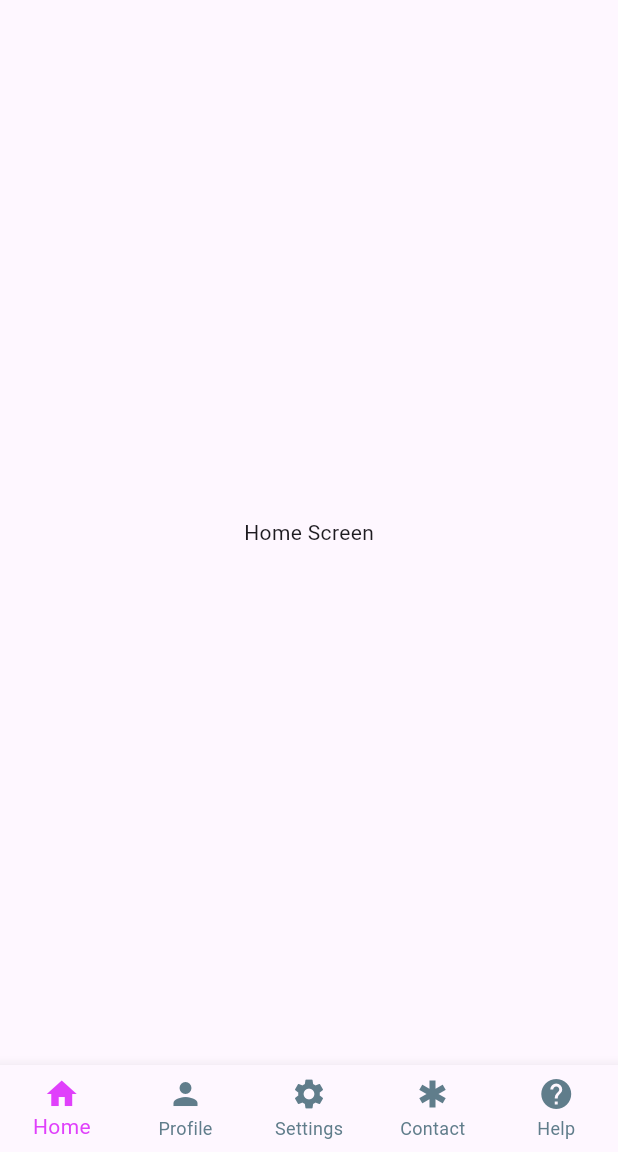
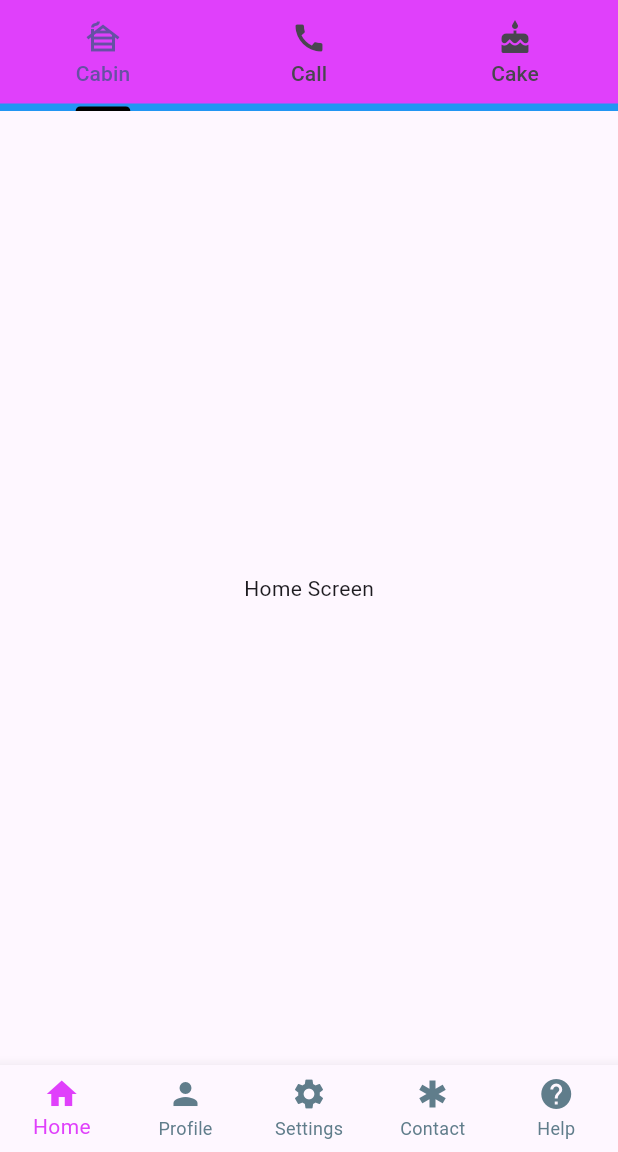
Before and after one commit to sup0808/FlutterTabBar, a Flutter app: the screen it shows after launch, on a phone screen of 412 x 824 dp, the part 84-1236 px from its top. Run offline on Flutter 3.47's test engine with Material 3 defaults, Android fonts, the phone set to English and light mode, and no system bars.

Commit message:
Created tab cake,call, cabin for Tab-bar

```diff
--- a/lib/main.dart
+++ b/lib/main.dart
@@ -17,8 +17,9 @@ class MyApp extends StatelessWidget {
     return MaterialApp(
       debugShowCheckedModeBanner: false,
       title: "Drawer",
-      home: BottomNavigationScreen(selectedIndex: 0,),
-
+      home: BottomNavigationScreen(
+        selectedIndex: 0,
+      ),
     );
   }
 }
@@ -29,18 +30,37 @@ class HomePage extends StatefulWidget {
 }
 
 class _HomePageState extends State<HomePage> {
-
-
   @override
   Widget build(BuildContext context) {
-    return Scaffold(
+    return DefaultTabController(
+      length: 3,
+      child: Scaffold(
         appBar: AppBar(
           centerTitle: true,
           backgroundColor: Colors.purpleAccent,
           title: const Text("Drawer Demo "),
+          bottom: const TabBar(
+              indicatorColor: Colors.black,
+              dividerColor: Colors.blue,
+              dividerHeight: 5,
+              tabs: [
+                Tab(
+                  icon: Icon(Icons.cabin),
+                  text: "Cabin",
+                ),
+                Tab(
+                  icon: Icon(Icons.call),
+                  text: "Call",
+                ),
+                Tab(
+                  icon: Icon(Icons.cake),
+                  text: "Cake",
+                )
+              ]),
         ),
         drawer: DrawerDemo(),
         body: HomeScreen(),
+      ),
     );
   }
 }
```
Lines whose indentation alone changed are shown as unchanged.
